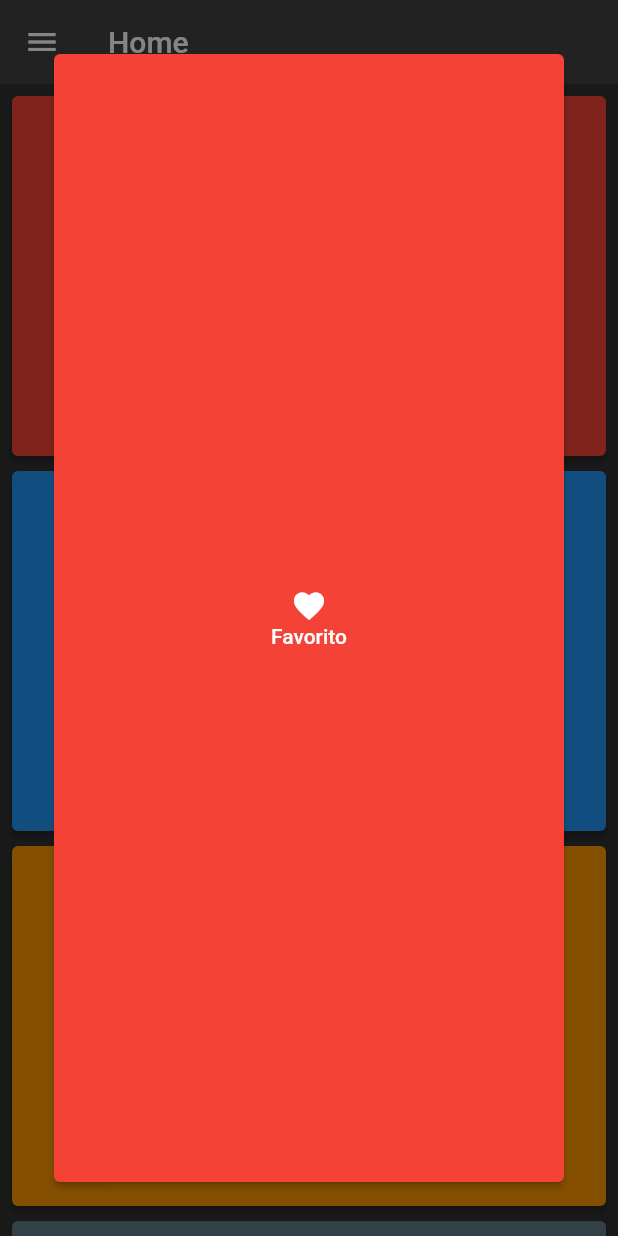
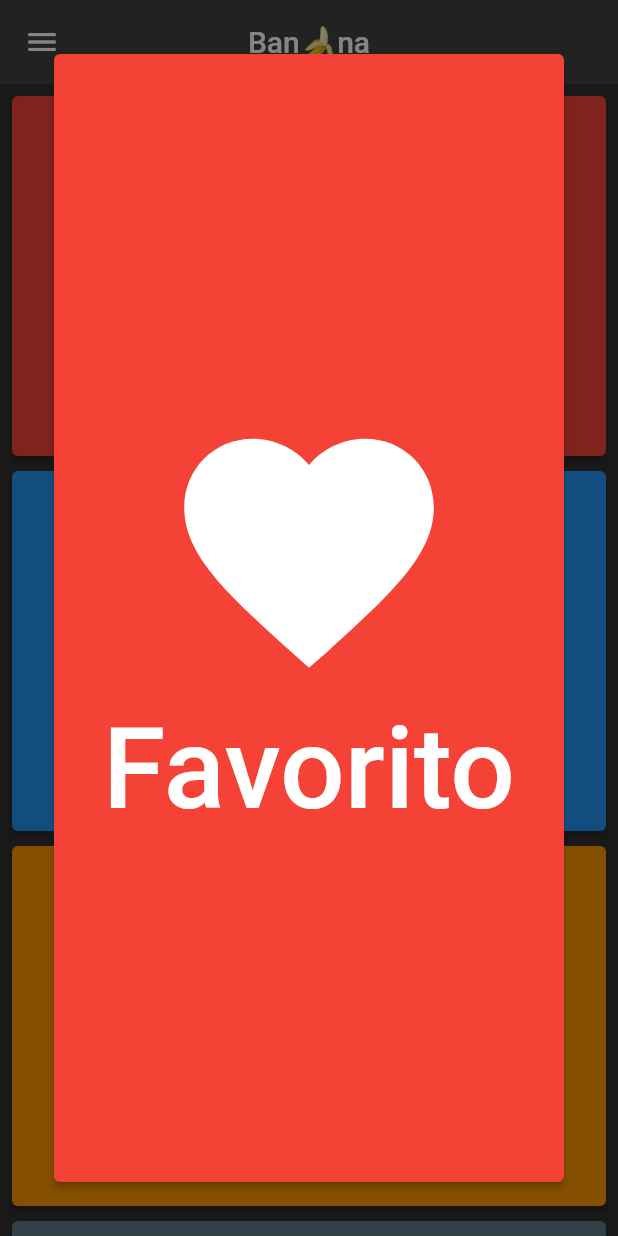
Before and after one commit to DennisBozzi/Banana, a Flutter app: the screen it shows after launch, after a tap on "Favorito", on a phone screen of 412 x 824 dp. Run offline on Flutter 3.47's test engine with Material 2 defaults, Android fonts, the phone set to English and light mode, and no system bars; our stand-ins replace audioplayers.

Commit message:
Estilizando modal Criando listas e mudando as informações que aparecem dentro da modal.

```diff
--- a/lib/home_screen.dart
+++ b/lib/home_screen.dart
@@ -37,7 +37,8 @@ class _HomeScreenState extends State<HomeScreen> {
         ),
       ),
       appBar: AppBar(
-        title: const Text('Home'),
+        title: const Text('Ban🍌na'),
+        centerTitle: true,
         elevation: 0.0,
       ),
       body: SingleChildScrollView(
@@ -52,6 +53,7 @@ class _HomeScreenState extends State<HomeScreen> {
                     backgroundColor: cores[i],
                     icon: icones[i],
                     buttonName: nomesIcones[i],
+                    musica: i,
                   )
               ],
             ),
--- a/lib/lists.dart
+++ b/lib/lists.dart
@@ -1,4 +1,3 @@
-import 'package:audioplayers/audioplayers.dart';
 import 'package:flutter/material.dart';
 
 final List<String> choices = [
@@ -64,3 +63,49 @@ final List<String> nomesIcones = [
   'Ar',
   'Restaurante',
 ];
+
+final List<String> musicas = [
+  "lib/assets/trombeta.mp3",
+  "lib/assets/alarm.mp3",
+  "lib/assets/clock1.mp3",
+  "lib/assets/loudalarm.mp3",
+  "lib/assets/wtf.mp3",
+  "lib/assets/la_cucaracha.mp3",
+  "lib/assets/schnapps_alarm.mp3",
+  "lib/assets/sa7ii_elnoum.mp3",
+  "lib/assets/avast_alarm.mp3",
+  "lib/assets/workout_alarm.mp3",
+  "lib/assets/ring_wacky_alarm.mp3",
+  "lib/assets/alarm (1).mp3",
+];
+
+String musica(int i) {
+  switch (i) {
+    case 0:
+      return musicas[0];
+    case 1:
+      return musicas[1];
+    case 2:
+      return musicas[2];
+    case 3:
+      return musicas[3];
+    case 4:
+      return musicas[4];
+    case 5:
+      return musicas[5];
+    case 6:
+      return musicas[6];
+    case 7:
+      return musicas[7];
+    case 8:
+      return musicas[8];
+    case 9:
+      return musicas[9];
+    case 10:
+      return musicas[10];
+    case 11:
+      return musicas[11];
+    default:
+      return musicas[0];
+  }
+}
--- a/lib/novo_botao.dart
+++ b/lib/novo_botao.dart
@@ -1,3 +1,4 @@
+import 'package:banana/lists.dart';
 import 'package:flutter/cupertino.dart';
 import 'package:flutter/material.dart';
 import 'package:audioplayers/audioplayers.dart';
@@ -6,11 +7,13 @@ class NovoBotao extends StatefulWidget {
   final MaterialColor backgroundColor;
   final IconData icon;
   final String buttonName;
+  final int musica;
 
   NovoBotao({
     required this.backgroundColor,
     required this.icon,
     required this.buttonName,
+    required this.musica
   });
 
   @override
@@ -50,8 +53,9 @@ class _NovoBotaoState extends State<NovoBotao> {
 
   //Método que da play na música
   void _playSound() async {
+    await _audioPlayer.setReleaseMode(ReleaseMode.loop);
     await _audioPlayer.stop();
-    await _audioPlayer.play(DeviceFileSource('lib/assets/trombeta.mp3'));
+    await _audioPlayer.play(DeviceFileSource(musica(widget.musica)));
   }
 
   void _showModal(BuildContext context) {
@@ -74,8 +78,14 @@ class _NovoBotaoState extends State<NovoBotao> {
               child: Column(
                 mainAxisAlignment: MainAxisAlignment.center,
                 children: [
-                  Icon(widget.icon),
-                  Text(widget.buttonName),
+                  Icon(
+                    widget.icon,
+                    size: 200,
+                  ),
+                  Text(
+                    widget.buttonName,
+                    style: const TextStyle(fontSize: 76),
+                  ),
                 ],
               ),
             ),
```
